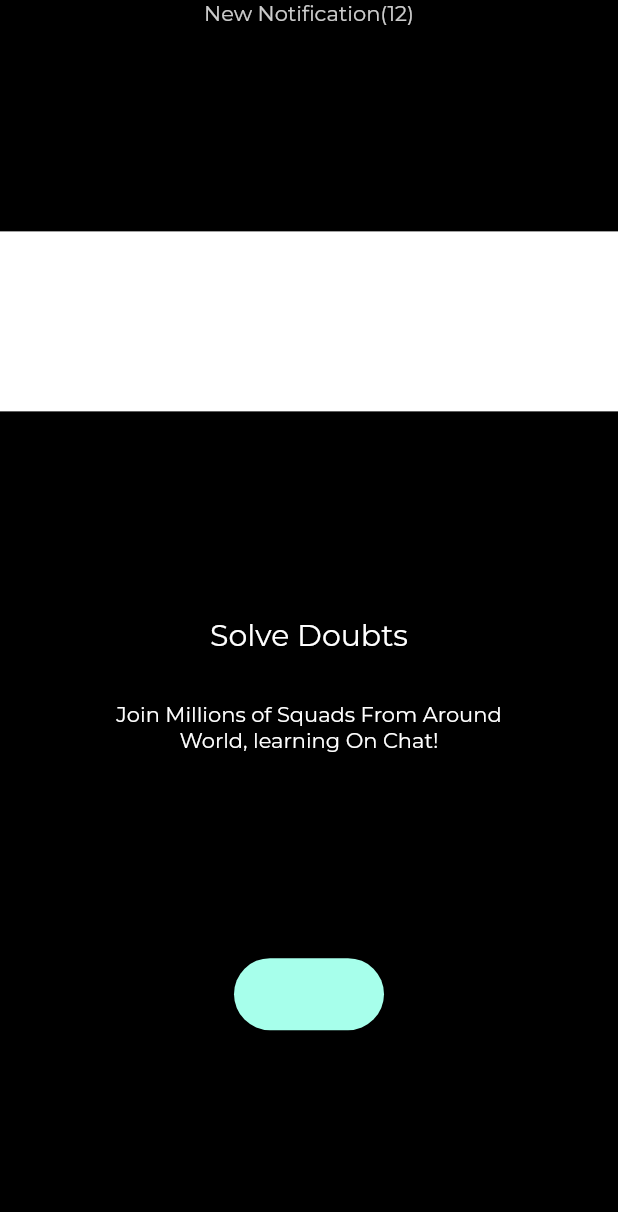
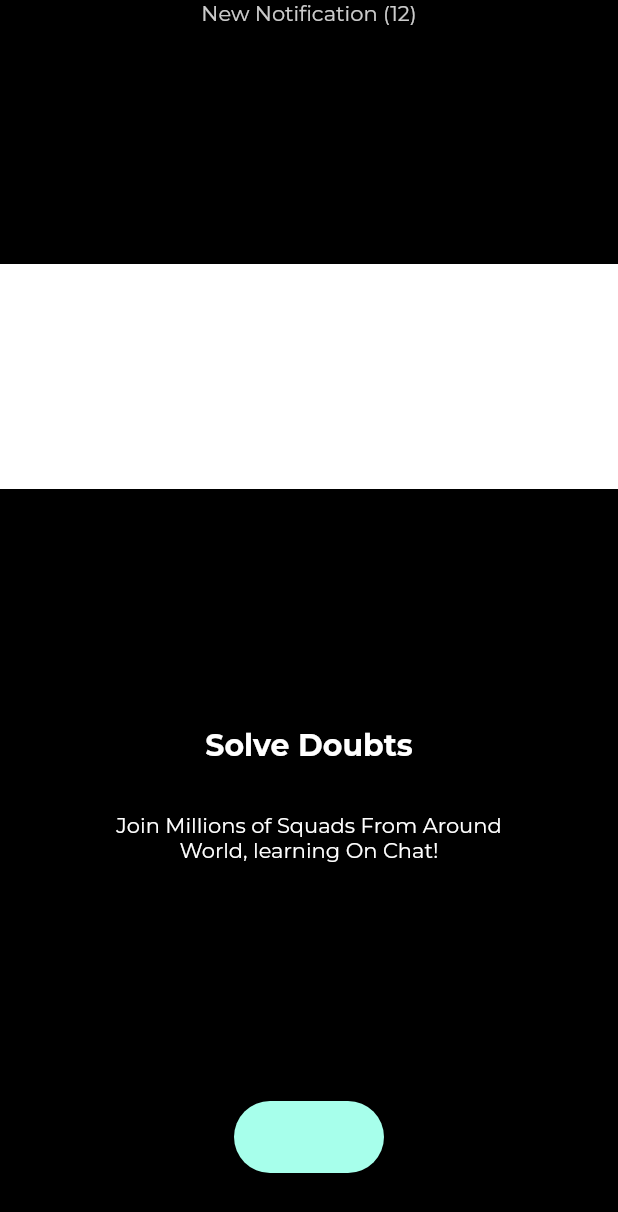
Before and after one commit to JAICHANGPARK/flutter_notebook_8th_story, a Flutter app: the screen it shows after launch, on a phone screen of 412 x 824 dp. Shown: the top 1212 px of the screen. Run offline on Flutter 3.47's test engine with Material 2 defaults, Android fonts, the phone set to English and light mode, and no system bars; our stand-ins replace badges, flutter_hooks, google_fonts, hooks_riverpod, state_notifier.

Commit message:
Update social_enter_page.dart

```diff
--- a/lib/ep588_social_app/social_enter_page.dart
+++ b/lib/ep588_social_app/social_enter_page.dart
@@ -8,12 +8,12 @@ class SocialEnterPage extends StatelessWidget {
       body: SafeArea(
         child: Column(
           children: [
-            Text("New Notification(12)", style: GoogleFonts.montserrat(
+            Text("New Notification (12)", style: GoogleFonts.montserrat(
               color: Colors.white.withOpacity(0.8),
             ),),
             Spacer(),
             Container(
-              height: 120,
+              height: 150,
               width: double.infinity,
               decoration: BoxDecoration(
                 color: Colors.white,
@@ -22,6 +22,7 @@ class SocialEnterPage extends StatelessWidget {
             Text("Solve Doubts",style: GoogleFonts.montserrat(
               color: Colors.white,
               fontSize: 20,
+              fontWeight: FontWeight.bold
             ),),
             SizedBox(height: 32,),
             Text("Join Millions of Squads From Around "
@@ -29,7 +30,8 @@ class SocialEnterPage extends StatelessWidget {
             textAlign: TextAlign.center,
             style: GoogleFonts.montserrat(
               fontSize: 14,
-              color: Colors.white
+              color: Colors.white,
+
             ),),
             Spacer(),
             Container(
@@ -40,7 +42,7 @@ class SocialEnterPage extends StatelessWidget {
                 borderRadius: BorderRadius.circular(24)
               ),
             ),
-            Spacer(),
+           SizedBox(height: 42,)
           ],
         ),
       ),
```
